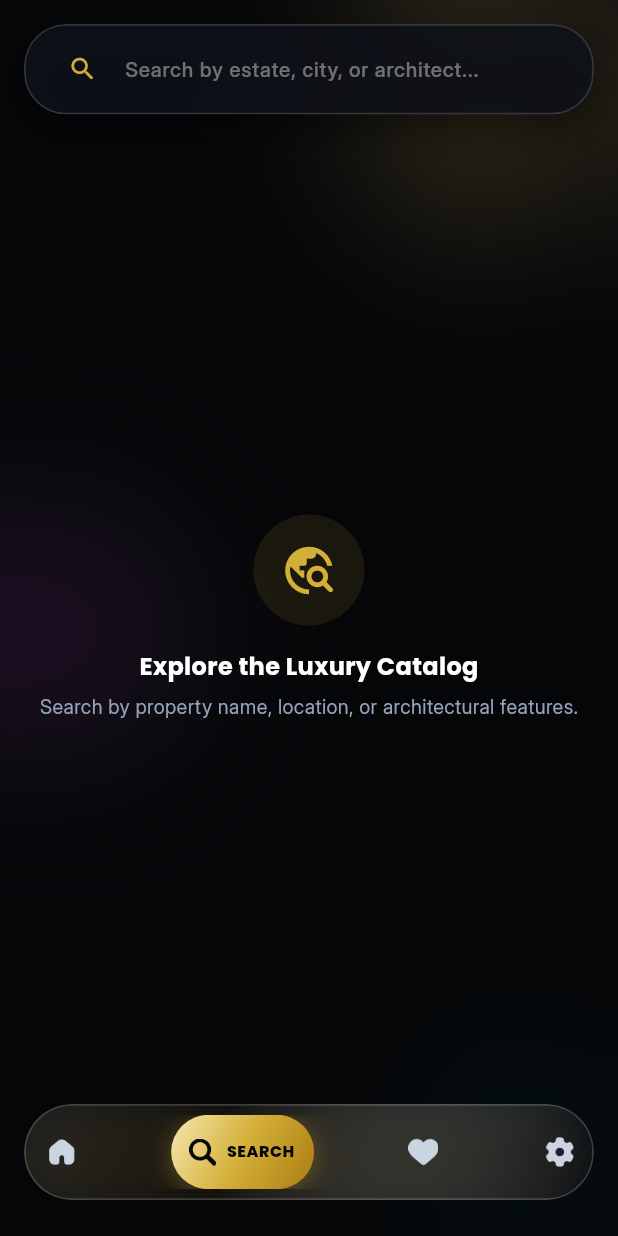
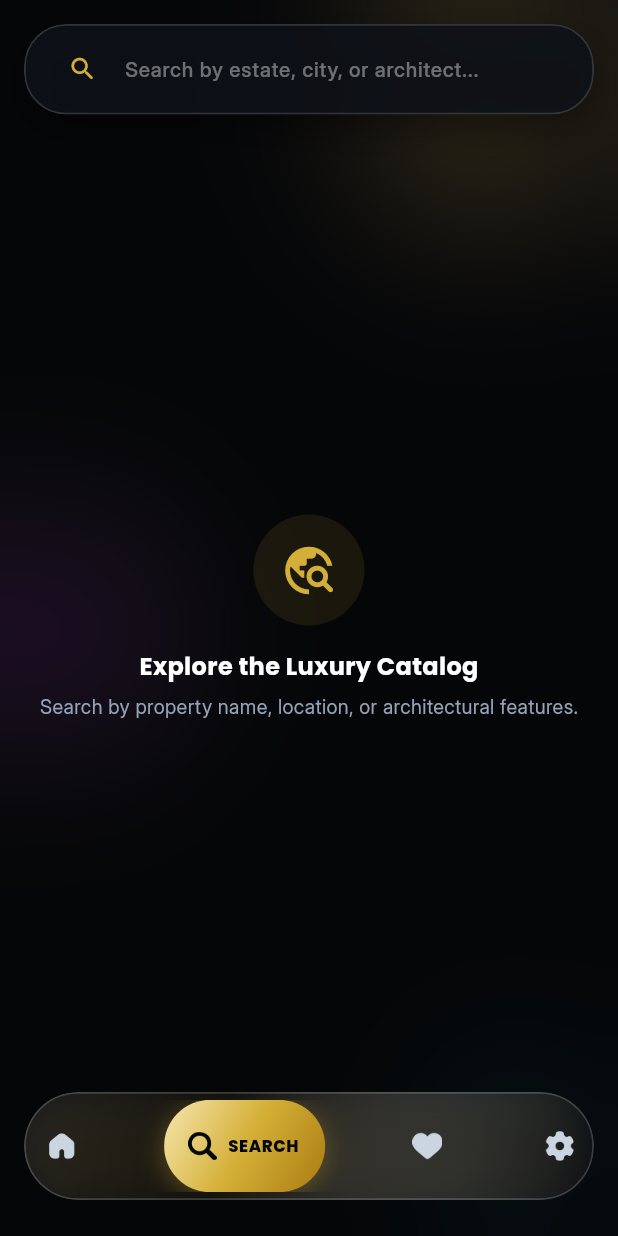
Before and after one commit to zactsm/vizare-android-app, a Flutter app: the HomeBuyerPage screen opened directly, swiped to page 2, on a phone screen of 412 x 824 dp. Run offline on Flutter 3.47's test engine with Material 3 defaults, Android fonts, the phone set to English and light mode, and no system bars; our stand-ins replace file_picker, flutter_dotenv, geocoding, google_fonts, google_maps_flutter, google_sign_in and 5 more; missing offline and left inert: dart:html, dart:js_interop, model_viewer_plus; accounts and stored records are empty; network calls fail.

Commit message:
style: refine floating bottom navigation bar dimensions and border radii for improved aesthetics

```diff
--- a/lib/pages/utils/floating_bottom_nav_bar.dart
+++ b/lib/pages/utils/floating_bottom_nav_bar.dart
@@ -97,7 +97,7 @@ class _FloatingBottomNavBarState extends State<FloatingBottomNavBar>
         : _animController.value;
 
     final labelStyle = GoogleFonts.poppins(
-      fontSize: 10.5,
+      fontSize: 11.0,
       fontWeight: FontWeight.w800,
       letterSpacing: 0.4,
       color: VizareColors.obsidianBlack,
@@ -124,9 +124,9 @@ class _FloatingBottomNavBarState extends State<FloatingBottomNavBar>
       'assets/images/white_settings_icon.png',
     ];
 
-    const double iconWidth = 18.0;
-    const double gapWidth = 6.0;
-    const double ovalPaddingH = 12.0;
+    const double iconWidth = 19.0;
+    const double gapWidth = 7.0;
+    const double ovalPaddingH = 16.0;
 
     final Map<int, double> textWidths = {};
     final Map<int, double> targetOvalWidths = {};
@@ -139,20 +139,20 @@ class _FloatingBottomNavBarState extends State<FloatingBottomNavBar>
 
     final double maxBarWidth = screenWidth > 480 ? 480 : screenWidth;
     final double barWidth = maxBarWidth - 32;
-    const double pillInset = 6.0;
+    const double pillInset = 4.0;
     final double innerWidth = barWidth - (2 * pillInset);
 
     // Dynamic space allocation:
     // When a tab is active (closeness = 1.0), it expands to its target active width.
-    // Inactive tabs compress down to collapsedWidth (36.0), freeing up space for the active pill.
-    const double collapsedWidth = 36.0;
+    // Inactive tabs compress down to collapsedWidth, freeing up space for the active pill.
+    const double collapsedWidth = 40.0;
     final List<double> tabCloseness = [];
     final List<double> tabWidths = [];
 
     for (int i = 0; i < 4; i++) {
       final double c = (1.0 - (pageProgress - i).abs()).clamp(0.0, 1.0);
       tabCloseness.add(c);
-      final double targetW = targetOvalWidths[i] ?? 88.0;
+      final double targetW = targetOvalWidths[i] ?? 96.0;
       tabWidths.add(collapsedWidth + (targetW - collapsedWidth) * c);
     }
 
@@ -262,7 +262,7 @@ class _FloatingBottomNavBarState extends State<FloatingBottomNavBar>
                         left: gapWidth * closeness,
                       ),
                       child: SizedBox(
-                        height: 16,
+                        height: 18,
                         width: (textWidths[index] ?? 50.0) * closeness,
                         child: FittedBox(
                           fit: BoxFit.scaleDown,
@@ -294,15 +294,15 @@ class _FloatingBottomNavBarState extends State<FloatingBottomNavBar>
           bottom: 24,
         ),
         child: ClipRRect(
-          borderRadius: BorderRadius.circular(32),
+          borderRadius: BorderRadius.circular(36),
           child: BackdropFilter(
             filter: ImageFilter.blur(sigmaX: 30.0, sigmaY: 30.0),
             child: Container(
-              height: 64,
+              height: 72,
               padding: const EdgeInsets.all(pillInset),
               decoration: BoxDecoration(
                 color: VizareColors.obsidianSurface.withValues(alpha: 0.72),
-                borderRadius: BorderRadius.circular(32),
+                borderRadius: BorderRadius.circular(36),
                 border: Border.all(
                   color: Colors.white.withValues(alpha: 0.18),
                   width: 1.2,
@@ -341,7 +341,7 @@ class _FloatingBottomNavBarState extends State<FloatingBottomNavBar>
                     child: Container(
                       decoration: BoxDecoration(
                         gradient: VizareColors.goldGradient,
-                        borderRadius: BorderRadius.circular(26),
+                        borderRadius: BorderRadius.circular(32),
                         boxShadow: [
                           BoxShadow(
                             color: VizareColors.champagneGold.withValues(alpha: 0.35),
```
